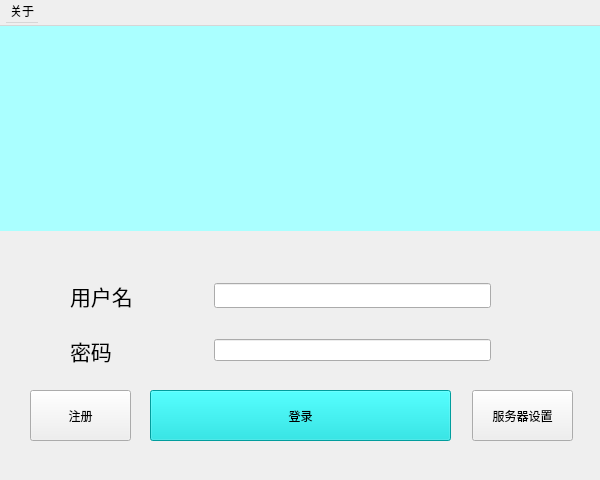
This is client/loginwindow.ui in zx1316/linpop-lan-im as Qt 5 draws it before an edit. The edited form follows.
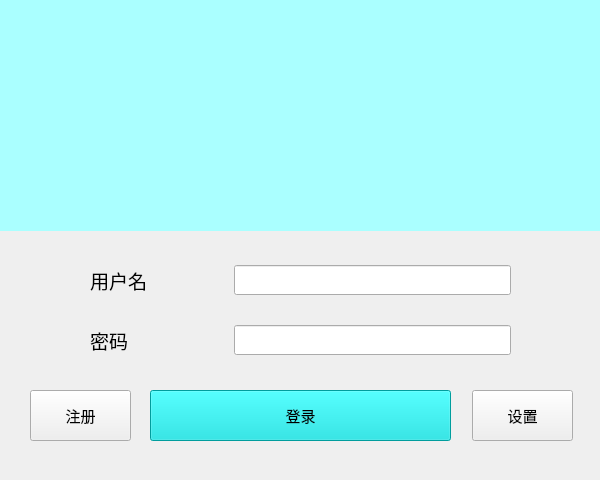
This is the edited form.

What changed in the file:
```diff
--- a/client/loginwindow.ui
+++ b/client/loginwindow.ui
@@ -34,6 +34,11 @@
      <height>51</height>
     </rect>
    </property>
+   <property name="font">
+    <font>
+     <pointsize>11</pointsize>
+    </font>
+   </property>
    <property name="styleSheet">
     <string notr="true">background-color: rgb(0, 220, 220);</string>
    </property>
@@ -73,6 +78,11 @@
      <height>51</height>
     </rect>
    </property>
+   <property name="font">
+    <font>
+     <pointsize>11</pointsize>
+    </font>
+   </property>
    <property name="text">
     <string>注册</string>
    </property>
@@ -80,8 +90,8 @@
   <widget class="QWidget" name="layoutWidget">
    <property name="geometry">
     <rect>
-     <x>70</x>
-     <y>320</y>
+     <x>90</x>
+     <y>310</y>
      <width>421</width>
      <height>61</height>
     </rect>
@@ -91,8 +101,8 @@
      <widget class="QLabel" name="password_label">
       <property name="font">
        <font>
-        <family>..黑体UI-日本语</family>
-        <pointsize>16</pointsize>
+        <family>Microsoft YaHei UI</family>
+        <pointsize>14</pointsize>
        </font>
       </property>
       <property name="text">
@@ -102,6 +112,17 @@
     </item>
     <item>
      <widget class="QLineEdit" name="password_line_edit">
+      <property name="minimumSize">
+       <size>
+        <width>0</width>
+        <height>30</height>
+       </size>
+      </property>
+      <property name="font">
+       <font>
+        <pointsize>10</pointsize>
+       </font>
+      </property>
       <property name="echoMode">
        <enum>QLineEdit::Password</enum>
       </property>
@@ -109,29 +130,13 @@
     </item>
    </layout>
   </widget>
-  <widget class="QMenuBar" name="menubar">
-   <property name="geometry">
-    <rect>
-     <x>0</x>
-     <y>0</y>
-     <width>600</width>
-     <height>26</height>
-    </rect>
-   </property>
-   <widget class="QMenu" name="menu">
-    <property name="title">
-     <string>关于</string>
-    </property>
-   </widget>
-   <addaction name="menu"/>
-  </widget>
   <widget class="QWidget" name="layoutWidget_2">
    <property name="geometry">
     <rect>
-     <x>70</x>
-     <y>270</y>
+     <x>90</x>
+     <y>250</y>
      <width>421</width>
-     <height>51</height>
+     <height>61</height>
     </rect>
    </property>
    <layout class="QHBoxLayout" name="username_layout" stretch="1,2">
@@ -139,8 +144,8 @@
      <widget class="QLabel" name="user_label">
       <property name="font">
        <font>
-        <family>..黑体UI-日本语</family>
-        <pointsize>16</pointsize>
+        <family>Microsoft YaHei UI</family>
+        <pointsize>14</pointsize>
        </font>
       </property>
       <property name="text">
@@ -150,9 +155,16 @@
     </item>
     <item>
      <widget class="QLineEdit" name="user_line_edit">
+      <property name="minimumSize">
+       <size>
+        <width>0</width>
+        <height>30</height>
+       </size>
+      </property>
       <property name="font">
        <font>
-        <family>.黑体-日本语</family>
+        <family>Microsoft YaHei UI</family>
+        <pointsize>10</pointsize>
        </font>
       </property>
      </widget>
@@ -168,8 +180,13 @@
      <height>51</height>
     </rect>
    </property>
+   <property name="font">
+    <font>
+     <pointsize>11</pointsize>
+    </font>
+   </property>
    <property name="text">
-    <string>服务器设置</string>
+    <string>设置</string>
    </property>
   </widget>
  </widget>
```
